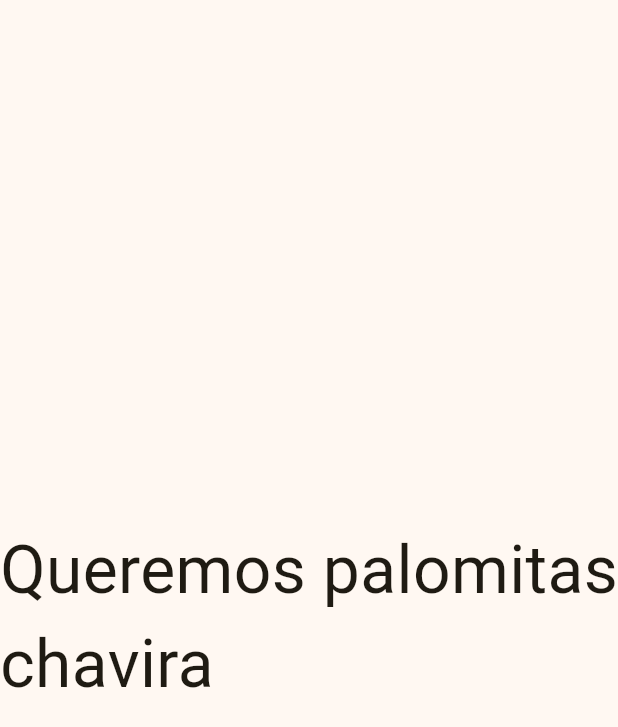
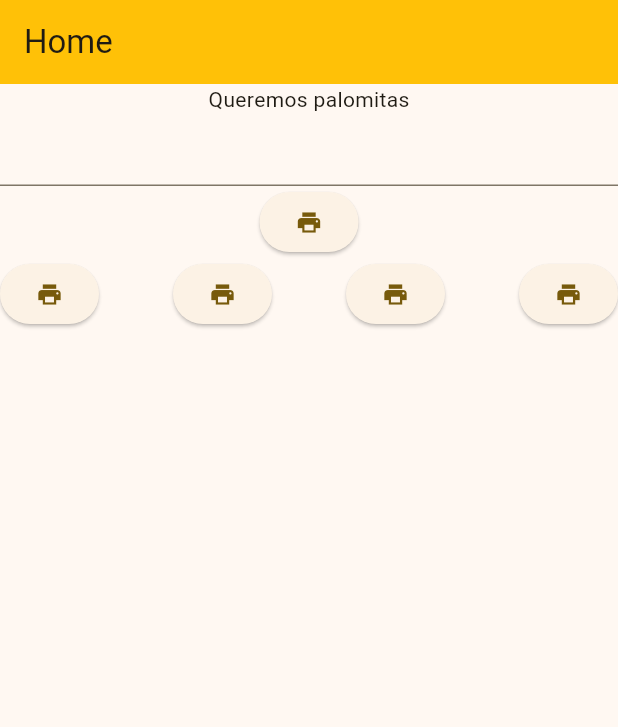
Before and after one commit to NugetDePatto/cursoflutter, a Flutter app: the screen it shows after launch, on a phone screen of 412 x 824 dp. Shown: the top 727 px of the screen. Run offline on Flutter 3.47's test engine with Material 3 defaults, Android fonts, the phone set to English and light mode, and no system bars.

Commit message:
19 column+ row

```diff
--- a/lib/home.dart
+++ b/lib/home.dart
@@ -1,18 +1,62 @@
 import 'package:flutter/material.dart';
 
 class HomeView extends StatelessWidget {
-  const HomeView({super.key});
+  HomeView({super.key});
+
+  TextEditingController controller = TextEditingController();
 
   @override
   Widget build(BuildContext context) {
-    return const Scaffold(
-      body: Center(
-        child: Text(
-          'Queremos palomitas chavira',
-          style: TextStyle(
-            fontSize: 44,
+    return Scaffold(
+      appBar: AppBar(
+        backgroundColor: Colors.amber,
+        title: const Text('Home'),
+      ),
+      body: Column(
+        children: [
+          const Text("Queremos palomitas"),
+          TextField(
+            controller: controller,
+            onSubmitted: (value) {
+              print(value);
+            },
           ),
-        ),
+          ElevatedButton(
+            onPressed: () {
+              print(controller.text);
+            },
+            child: const Icon(Icons.print),
+          ),
+          Row(
+            mainAxisAlignment: MainAxisAlignment.spaceBetween,
+            children: [
+              ElevatedButton(
+                onPressed: () {
+                  print("Botón 1");
+                },
+                child: const Icon(Icons.print),
+              ),
+              ElevatedButton(
+                onPressed: () {
+                  print("Botón 1");
+                },
+                child: const Icon(Icons.print),
+              ),
+              ElevatedButton(
+                onPressed: () {
+                  print("Botón 2");
+                },
+                child: const Icon(Icons.print),
+              ),
+              ElevatedButton(
+                onPressed: () {
+                  print("Botón 3");
+                },
+                child: const Icon(Icons.print),
+              ),
+            ],
+          )
+        ],
       ),
     );
   }
--- a/lib/main.dart
+++ b/lib/main.dart
@@ -11,10 +11,9 @@ class MyApp extends StatelessWidget {
   @override
   Widget build(BuildContext context) {
     return MaterialApp(
-      home: const HomeView(),
+      debugShowCheckedModeBanner: false,
+      home: HomeView(),
       theme: ThemeData(
-        // brightness: Brightness.dark,
-
         colorScheme: ColorScheme.fromSeed(seedColor: Colors.amber),
         useMaterial3: true,
       ),
```
